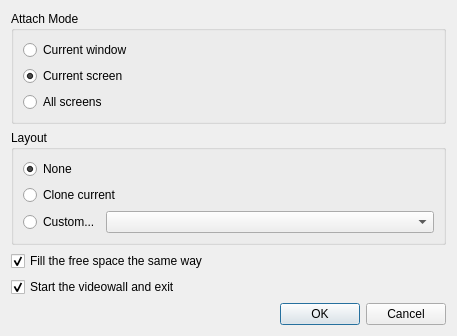
Qt form client/src/ui/dialogs/attach_to_videowall_dialog.ui (networkoptix/nx_open) before a commit.
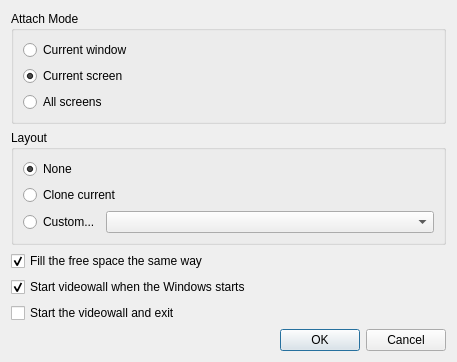
The same form after that commit.

```diff
--- a/client/src/ui/dialogs/attach_to_videowall_dialog.ui
+++ b/client/src/ui/dialogs/attach_to_videowall_dialog.ui
@@ -7,7 +7,7 @@
     <x>0</x>
     <y>0</y>
     <width>457</width>
-    <height>302</height>
+    <height>325</height>
    </rect>
   </property>
   <property name="windowTitle">
@@ -117,13 +117,23 @@
      </property>
     </widget>
    </item>
+   <item>
+    <widget class="QCheckBox" name="autoRunCheckBox">
+     <property name="text">
+      <string>Start videowall when the Windows starts</string>
+     </property>
+     <property name="checked">
+      <bool>true</bool>
+     </property>
+    </widget>
+   </item>
    <item>
     <widget class="QCheckBox" name="closeClientCheckBox">
      <property name="text">
       <string>Start the videowall and exit</string>
      </property>
      <property name="checked">
-      <bool>true</bool>
+      <bool>false</bool>
      </property>
     </widget>
    </item>
```
